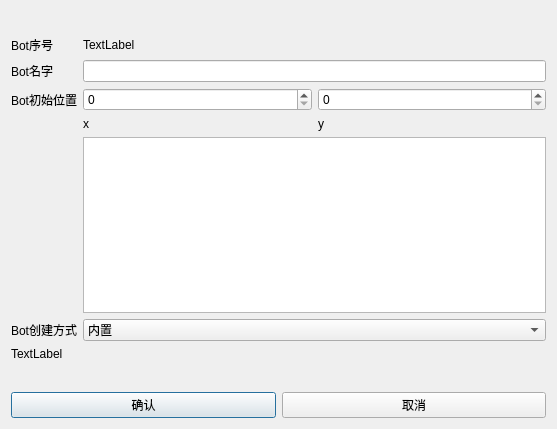
Before: the Qt Designer form dialognewbots.ui in LiJiabo/GameMapGeneration, drawn with Qt 5.
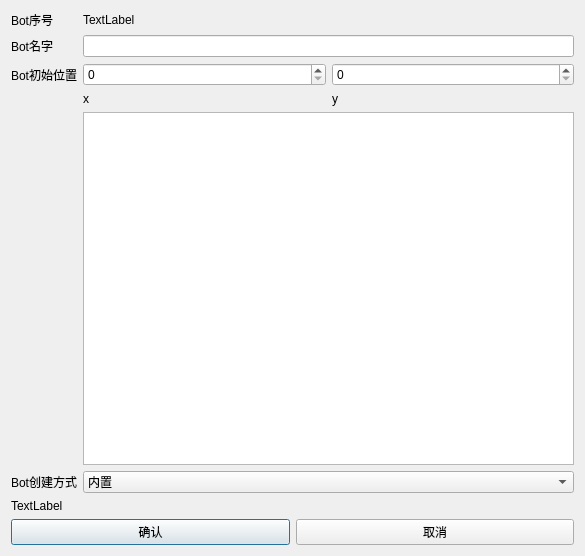
After: the same form once the commit is applied.

The edit to the form file:
```diff
--- a/dialognewbots.ui
+++ b/dialognewbots.ui
@@ -6,27 +6,14 @@
    <rect>
     <x>0</x>
     <y>0</y>
-    <width>557</width>
-    <height>429</height>
+    <width>585</width>
+    <height>556</height>
    </rect>
   </property>
   <property name="windowTitle">
    <string>新建Bot</string>
   </property>
   <layout class="QVBoxLayout" name="verticalLayout">
-   <item>
-    <spacer name="verticalSpacer_2">
-     <property name="orientation">
-      <enum>Qt::Vertical</enum>
-     </property>
-     <property name="sizeHint" stdset="0">
-      <size>
-       <width>20</width>
-       <height>40</height>
-      </size>
-     </property>
-    </spacer>
-   </item>
    <item>
     <layout class="QGridLayout" name="gridLayout">
      <item row="1" column="1">
@@ -126,19 +113,6 @@
      </item>
     </layout>
    </item>
-   <item>
-    <spacer name="verticalSpacer">
-     <property name="orientation">
-      <enum>Qt::Vertical</enum>
-     </property>
-     <property name="sizeHint" stdset="0">
-      <size>
-       <width>20</width>
-       <height>40</height>
-      </size>
-     </property>
-    </spacer>
-   </item>
    <item>
     <layout class="QHBoxLayout" name="horizontalLayout_3">
      <item>
```
